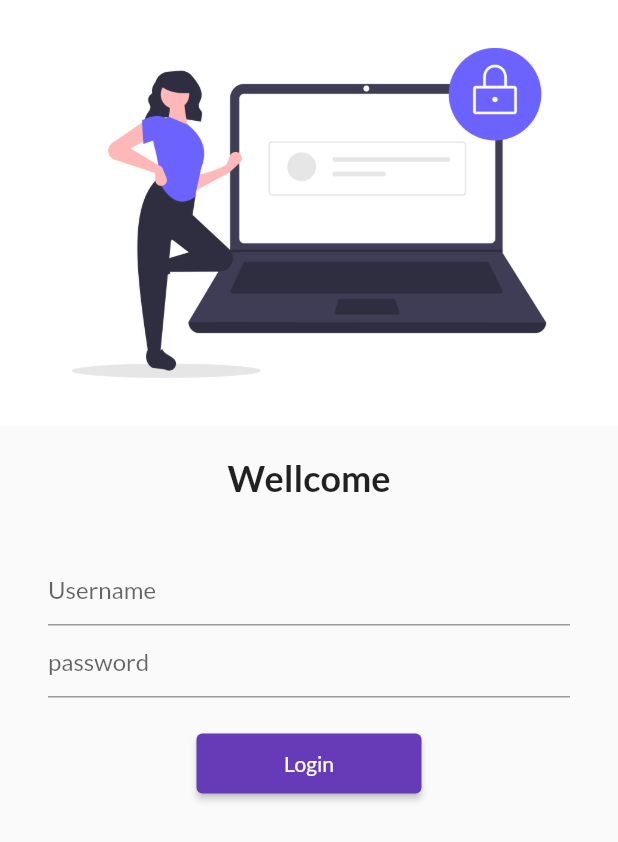
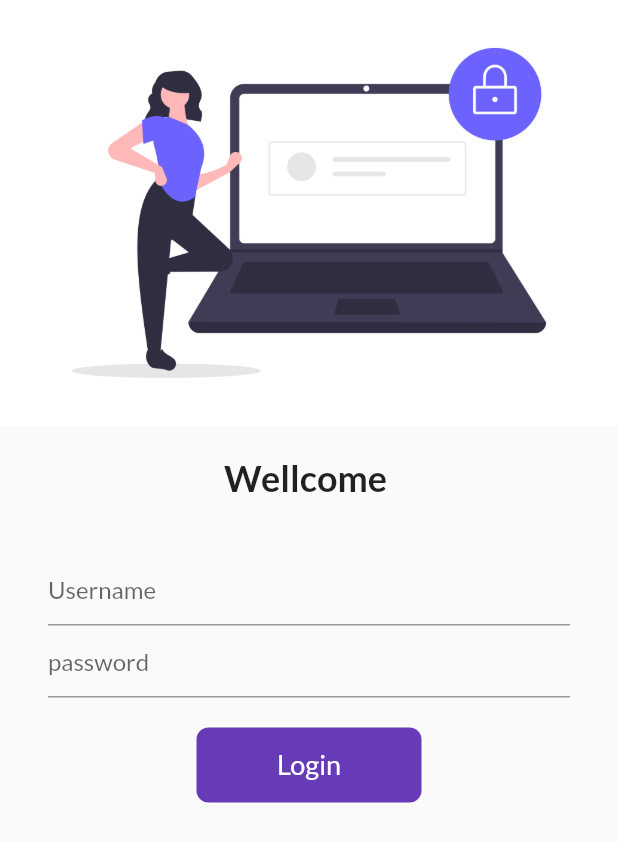
Before and after one commit to DhrumilGandhi/ecom_app, a Flutter app: the screen it shows after launch, on a phone screen of 412 x 824 dp. Shown: the top 842 px of the screen. Run offline on Flutter 3.47's test engine with Material 2 defaults, Android fonts, the phone set to English and light mode, and no system bars; our stand-ins replace google_fonts.

Commit message:
Add Animation in Login button

```diff
--- a/lib/screen/LoginScreen.dart
+++ b/lib/screen/LoginScreen.dart
@@ -1,7 +1,14 @@
 import 'package:ecom_app/utils/routes.dart';
 import 'package:flutter/material.dart';
 
-class LoginScreen extends StatelessWidget {
+class LoginScreen extends StatefulWidget {
+  @override
+  State<LoginScreen> createState() => _LoginScreenState();
+}
+
+class _LoginScreenState extends State<LoginScreen> {
+  String Name = "";
+  bool changeButton = false;
   @override
   Widget build(BuildContext context) {
     return SafeArea(
@@ -15,7 +22,7 @@ class LoginScreen extends StatelessWidget {
             SizedBox(
               height: 20,
             ),
-            Text("Wellcome",
+            Text("Wellcome $Name",
                 style: TextStyle(fontSize: 24, fontWeight: FontWeight.bold)),
             SizedBox(
               height: 20,
@@ -27,6 +34,11 @@ class LoginScreen extends StatelessWidget {
                 children: [
                   TextFormField(
                     decoration: InputDecoration(hintText: 'Username'),
+                    onChanged: (value) {
+                      setState(() {
+                        Name = value;
+                      });
+                    },
                   ),
                   TextFormField(
                     decoration: InputDecoration(hintText: 'password'),
@@ -35,13 +47,42 @@ class LoginScreen extends StatelessWidget {
                   SizedBox(
                     height: 20,
                   ),
-                  ElevatedButton(
-                    child: Text("Login"),
-                    style: TextButton.styleFrom(minimumSize: Size(150, 40)),
-                    onPressed: () {
+                  InkWell(
+                    onTap: () async {
+                      setState(() {
+                        changeButton = true;
+                      });
+                      await Future.delayed(Duration(seconds: 1));
                       Navigator.pushNamed(context, MyRoutes.homeRoutes);
                     },
+                    child: AnimatedContainer(
+                      duration: Duration(seconds: 1),
+                      width: changeButton ? 50 : 150,
+                      height: 50,
+                      alignment: Alignment.center,
+                      child: changeButton
+                          ? Icon(
+                              Icons.done,
+                              color: Colors.white,
+                            )
+                          : Text(
+                              'Login',
+                              style:
+                                  TextStyle(color: Colors.white, fontSize: 18),
+                            ),
+                      decoration: BoxDecoration(
+                          color: Colors.deepPurple,
+                          borderRadius:
+                              BorderRadius.circular(changeButton ? 50 : 8)),
+                    ),
                   )
+                  // ElevatedButton(
+                  //   child: Text("Login"),
+                  //   style: TextButton.styleFrom(minimumSize: Size(150, 40)),
+                  //   onPressed: () {
+                  //     Navigator.pushNamed(context, MyRoutes.homeRoutes);
+                  //   },
+                  // )
                 ],
               ),
             )
```
